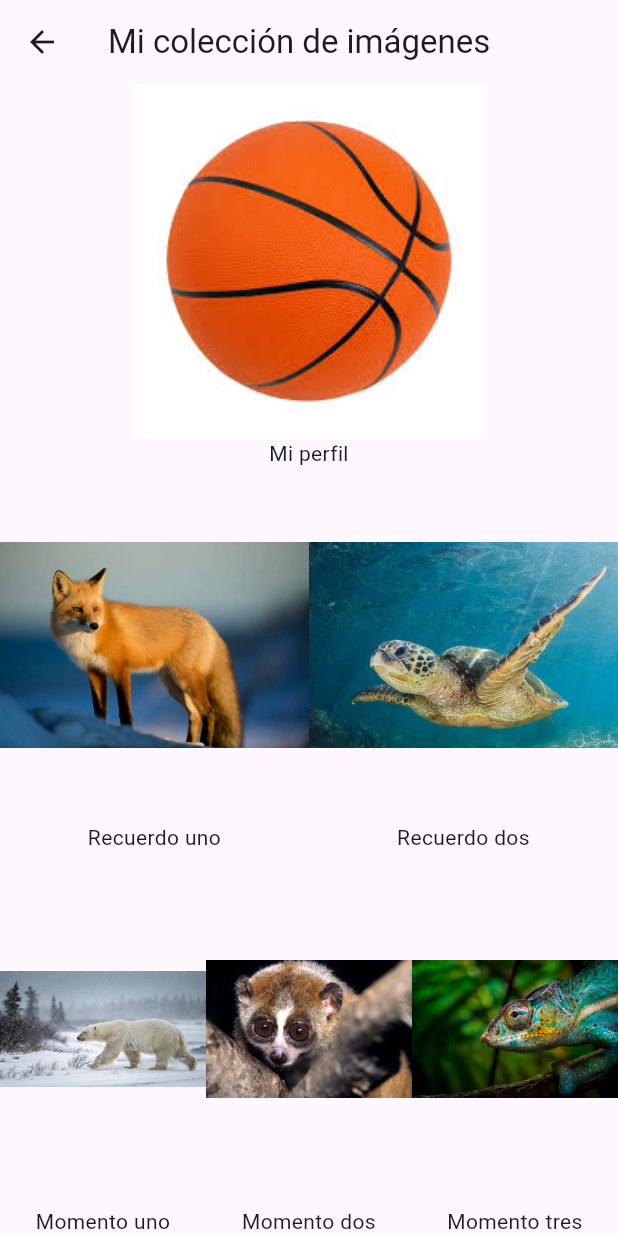
After one commit to Alvaro-Rodriguez-Mondejar/PMDP_Alvaro_Rodriguez, a Flutter app: the DisenoResponsive screen opened directly, on a phone screen of 412 x 824 dp. The commit adds this screen. Run offline on Flutter 3.47's test engine with Material 3 defaults, Android fonts, the phone set to English and light mode, and no system bars; our stand-ins replace google_fonts, marquee.

Commit message:
Entrega 2

```diff
--- /dev/null
+++ b/lib/screens/ejercicio8.dart
@@ -0,0 +1,119 @@
+import 'package:flutter/material.dart';
+
+class DisenoResponsive extends StatelessWidget {
+  const DisenoResponsive({super.key});
+
+  @override
+  Widget build(BuildContext context) {
+    return Scaffold(
+      appBar: AppBar(title: const Text('Mi colección de imágenes')),
+      body: Column(
+        children: [
+          // Primera fila.
+          Expanded(
+            child: Row(
+              children: [
+                Expanded(
+                  child: Column(
+                    children: [
+                      Expanded(
+                        child: Image.asset(
+                          'assets/images/perfil.jpg',
+                          fit: BoxFit.contain,
+                        ),
+                      ),
+                      const Text('Mi perfil', textAlign: TextAlign.center),
+                    ],
+                  ),
+                ),
+              ],
+            ),
+          ),
+
+          // Espacio para la segunda fila.
+          // Segunda fila.
+          Expanded(
+            child: Row(
+              children: [
+                Expanded(
+                  child: Column(
+                    children: [
+                      Expanded(
+                        child: Image.asset(
+                          'assets/images/foto1.jpg',
+                          fit: BoxFit.contain,
+                        ),
+                      ),
+                      const Text('Recuerdo uno', textAlign: TextAlign.center),
+                    ],
+                  ),
+                ),
+                Expanded(
+                  child: Column(
+                    children: [
+                      Expanded(
+                        child: Image.asset(
+                          'assets/images/foto2.jpg',
+                          fit: BoxFit.contain,
+                        ),
+                      ),
+                      const Text('Recuerdo dos', textAlign: TextAlign.center),
+                    ],
+                  ),
+                ),
+              ],
+            ),
+          ),
+
+          // Espacio para la tercera fila.
+          // Tercera fila.
+          Expanded(
+            child: Row(
+              children: [
+                Expanded(
+                  child: Column(
+                    children: [
+                      Expanded(
+                        child: Image.asset(
+                          'assets/images/foto3.jpg',
+                          fit: BoxFit.contain,
+                        ),
+                      ),
+                      const Text('Momento uno', textAlign: TextAlign.center),
+                    ],
+                  ),
+                ),
+                Expanded(
+                  child: Column(
+                    children: [
+                      Expanded(
+                        child: Image.asset(
+                          'assets/images/foto4.jpg',
+                          fit: BoxFit.contain,
+                        ),
+                      ),
+                      const Text('Momento dos', textAlign: TextAlign.center),
+                    ],
+                  ),
+                ),
+                Expanded(
+                  child: Column(
+                    children: [
+                      Expanded(
+                        child: Image.asset(
+                          'assets/images/foto5.jpg',
+                          fit: BoxFit.contain,
+                        ),
+                      ),
+                      const Text('Momento tres', textAlign: TextAlign.center),
+                    ],
+                  ),
+                ),
+              ],
+            ),
+          ),
+        ],
+      ),
+    );
+  }
+}
--- a/pubspec.yaml
+++ b/pubspec.yaml
@@ -10,6 +10,7 @@ dependencies:
   flutter:
     sdk: flutter
   google_fonts: ^8.2.1
+  marquee: ^2.3.0
 
 dev_dependencies:
   flutter_test:
```
Also changed, not shown: lib/screens/ejercicio6.dart (added, +67 -0 lines), lib/screens/ejercicio7.dart (added, +47 -0 lines), lib/screens/ejercicio9.dart (added, +40 -0 lines), lib/screens/menu_lateral.dart (+58 -10 lines), lib/screens/ejercicio1.dart (renamed from lib/screens/datos_personales.dart), lib/screens/ejercicio2.dart (renamed from lib/screens/perfil.dart), lib/screens/ejercicio3.dart (renamed from lib/screens/miniaturas.dart), lib/screens/ejercicio4.dart (renamed from lib/screens/iconos.dart), lib/screens/ejercicio5.dart (renamed from lib/screens/galeria.dart), pubspec.lock.
